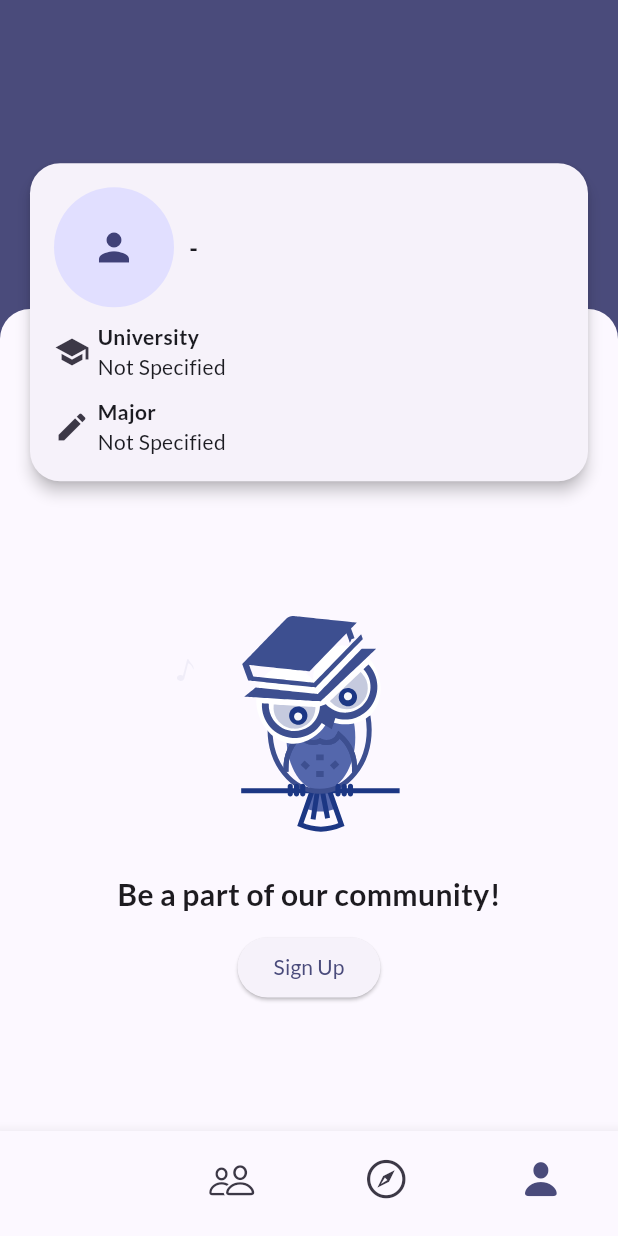
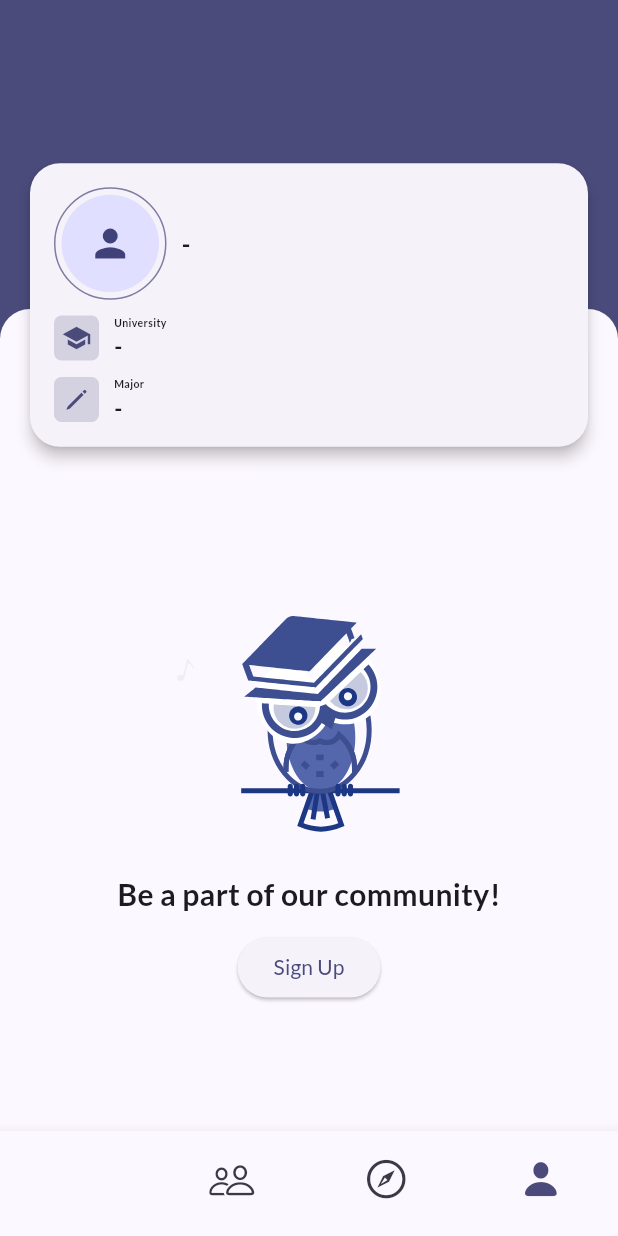
Before and after one commit to abdulrahmanyaqoup/Tareeqak-App, a Flutter app: the screen it shows after launch, on a phone screen of 412 x 824 dp. Run offline on Flutter 3.47's test engine with Material 3 defaults, Android fonts, the light colour scheme and no system bars; our stand-ins replace cached_network_image, dio, flutter_riverpod, font_awesome_flutter, google_fonts, image_picker and 3 more; missing offline and left inert: dio_http2_adapter.

Commit message:
fix profile card and volunteers email color

```diff
--- a/lib/Screens/components/profile/pages/profile.dart
+++ b/lib/Screens/components/profile/pages/profile.dart
@@ -1,5 +1,6 @@
 import 'package:finalproject/Screens/components/profile/pages/editProfile.dart';
 import 'package:finalproject/env/env.dart';
+import 'package:flutter/cupertino.dart';
 import 'package:flutter/material.dart';
 import 'package:flutter_riverpod/flutter_riverpod.dart';
 import 'package:finalproject/Provider/userProvider.dart';
@@ -102,7 +103,21 @@ class _ProfileState extends ConsumerState<Profile> {
                   children: [
                     Row(
                       children: [
-                        CircleAvatar(
+                        Container(
+                          width: 75,
+                          height: 75,
+                          padding: const EdgeInsets.all(4),
+                          decoration: BoxDecoration(
+                            shape: BoxShape.circle,
+                            border: Border.all(
+                              color: Theme.of(context)
+                                  .colorScheme
+                                  .primary
+                                  .withOpacity(.7),
+                              width: 1.0,
+                            ),
+                          ),
+                          child: CircleAvatar(
                             radius: 40,
                             backgroundImage: userState
                                     .user.userProps.image.isNotEmpty
@@ -112,6 +127,7 @@ class _ProfileState extends ConsumerState<Profile> {
                             child: userState.user.userProps.image.isEmpty
                                 ? const Icon(Icons.person, size: 30)
                                 : null,
+                          ),
                         ),
                         const SizedBox(width: 10),
                         Text(
@@ -128,27 +144,42 @@ class _ProfileState extends ConsumerState<Profile> {
                     ),
                     const SizedBox(height: 10),
                     Row(
+                      mainAxisAlignment: MainAxisAlignment.start,
                       children: [
-                        Icon(Icons.school,
-                            color: Theme.of(context).colorScheme.secondary),
-                        const SizedBox(width: 5),
+                        Container(
+                          padding: const EdgeInsets.all(5),
+                          decoration: BoxDecoration(
+                            color: Theme.of(context)
+                                .colorScheme
+                                .primary
+                                .withOpacity(.2),
+                            borderRadius: BorderRadius.circular(5),
+                          ),
+                          child: Icon(
+                            Icons.school,
+                            color: Theme.of(context).colorScheme.primary,
+                            size: 20,
+                          ),
+                        ),
+                        const SizedBox(width: 10),
                         Column(
                           crossAxisAlignment: CrossAxisAlignment.start,
                           children: [
                             Text(
                               'University',
                               style: TextStyle(
-                                fontSize: 14,
+                                fontSize: 7,
                                 fontWeight: FontWeight.bold,
                                 color: Theme.of(context).colorScheme.onSurface,
                               ),
                             ),
                             Text(
-                              userState.user.userProps.university.isNotEmpty
-                                  ? userState.user.userProps.university
-                                  : 'Not Specified',
+                              userState.user.userProps.university.isEmpty
+                                  ? '-'
+                                  : userState.user.userProps.university,
                               style: TextStyle(
-                                fontSize: 14,
+                                fontSize: 15,
+                                fontWeight: FontWeight.bold,
                                 color: Theme.of(context).colorScheme.onSurface,
                               ),
                             ),
@@ -158,27 +189,42 @@ class _ProfileState extends ConsumerState<Profile> {
                     ),
                     const SizedBox(height: 10),
                    Row(
+                      mainAxisAlignment: MainAxisAlignment.start,
                       children: [
-                        Icon(Icons.edit,
-                            color: Theme.of(context).colorScheme.secondary),
-                        const SizedBox(width: 5),
+                        Container(
+                          padding: const EdgeInsets.all(5),
+                          decoration: BoxDecoration(
+                            color: Theme.of(context)
+                                .colorScheme
+                                .primary
+                                .withOpacity(.2),
+                            borderRadius: BorderRadius.circular(5),
+                          ),
+                          child: Icon(
+                            CupertinoIcons.pen,
+                            color: Theme.of(context).colorScheme.primary,
+                            size: 20,
+                          ),
+                        ),
+                        const SizedBox(width: 10),
                         Column(
                           crossAxisAlignment: CrossAxisAlignment.start,
                           children: [
                             Text(
                               'Major',
                               style: TextStyle(
-                                fontSize: 14,
+                                fontSize: 7,
                                 fontWeight: FontWeight.bold,
                                 color: Theme.of(context).colorScheme.onSurface,
                               ),
                             ),
                             Text(
-                              userState.user.userProps.major.isNotEmpty
-                                  ? userState.user.userProps.major
-                                  : 'Not Specified',
+                              userState.user.userProps.major.isEmpty
+                                  ? '-'
+                                  : userState.user.userProps.major,
                               style: TextStyle(
-                                fontSize: 14,
+                                fontSize: 15,
+                                fontWeight: FontWeight.bold,
                                 color: Theme.of(context).colorScheme.onSurface,
                               ),
                             ),
--- a/lib/Screens/components/volunteers.dart
+++ b/lib/Screens/components/volunteers.dart
@@ -334,8 +334,7 @@ class ProfileCard extends StatelessWidget {
                     padding:
                         const EdgeInsets.symmetric(horizontal: 68, vertical: 5),
                     decoration: BoxDecoration(
-                      color: const Color.fromARGB(255, 13, 31, 47)
-                          .withOpacity(0.8),
+                      color: Theme.of(context).colorScheme.primary,
                       borderRadius: BorderRadius.circular(5),
                     ),
                     child: const Icon(
```
Lines whose indentation alone changed are shown as unchanged.
